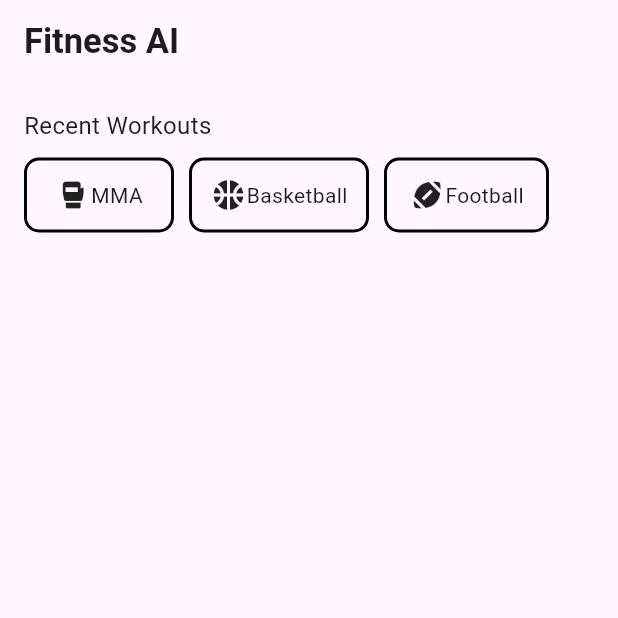
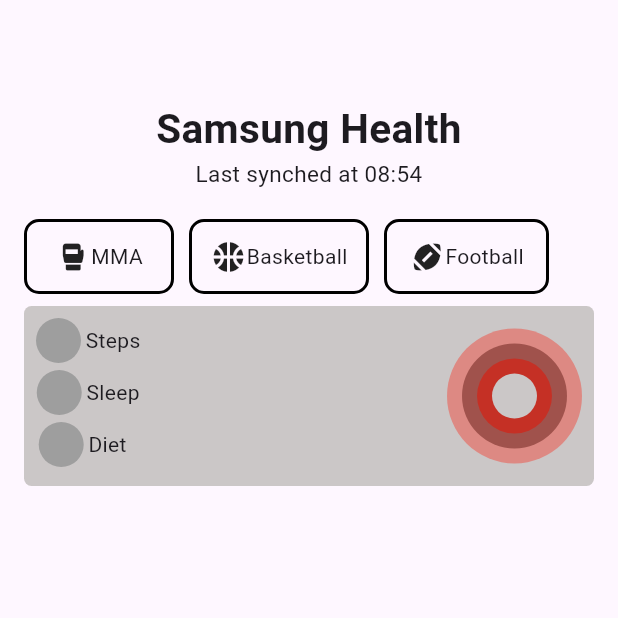
Before and after one commit to ndahirwaSosthene/fitness_ai, a Flutter app: the screen it shows after launch, on a phone screen of 412 x 824 dp, the top half of it. Run offline on Flutter 3.47's test engine with Material 3 defaults, Android fonts, the phone set to English and light mode, and no system bars.

Commit message:
Add utilities

```diff
--- a/lib/pages/home_page.dart
+++ b/lib/pages/home_page.dart
@@ -1,24 +1,45 @@
+import 'package:fitness_ai/utils/home_workout_card.dart';
 import 'package:flutter/material.dart';
 
-class HomePage extends StatelessWidget {
-   HomePage({super.key});
+class HomePage extends StatefulWidget {
+  HomePage({super.key});
+
+  @override
+  State<HomePage> createState() => _HomePageState();
+}
+
+class _HomePageState extends State<HomePage> {
+  //Global Variables and functions
+  String time = "08:54";
 
   @override
   Widget build(BuildContext context) {
     return Scaffold(
-      appBar: AppBar(
-        title: const Text('Fitness AI', style: TextStyle(
-          fontSize: 23,
-          fontWeight: FontWeight.bold
-        ),),
-      ),
+      // appBar: AppBar(
+      //   title: const Text(
+      //     'Fitness AI',
+      //     style: TextStyle(fontSize: 23, fontWeight: FontWeight.bold),
+      //   ),
+      // ),
       body: Center(
         child: Padding(
           padding: const EdgeInsets.all(16.0),
           child: ListView(
             children: [
-              Text("Recent Workouts", style: TextStyle(fontSize: 16),),
-              SizedBox(height: 10),
+              SizedBox(
+                height: 50,
+              ),
+              Text(
+                "Samsung Health",
+                textAlign: TextAlign.center,
+                style: TextStyle(fontSize: 27, fontWeight: FontWeight.bold),
+              ),
+              Text(
+                "Last synched at $time",
+                textAlign: TextAlign.center,
+                style: TextStyle(fontSize: 15, fontWeight: FontWeight.w400),
+              ),
+              SizedBox(height: 20),
               Row(
                 spacing: 10,
                 children: [
@@ -28,14 +49,11 @@
                     width: 100,
                     decoration: BoxDecoration(
                       border: Border.all(width: 2, color: Colors.black),
-                      borderRadius: BorderRadius.circular(10)
+                      borderRadius: BorderRadius.circular(10),
                     ),
                     child: Row(
                       mainAxisAlignment: MainAxisAlignment.center,
-                      children: [
-                        Icon(Icons.sports_mma),
-                        Text("MMA")
-                      ],
+                      children: [Icon(Icons.sports_mma), Text("MMA")],
                     ),
                   ),
                   Container(
@@ -44,13 +62,13 @@
                     width: 120,
                     decoration: BoxDecoration(
                       border: Border.all(width: 2, color: Colors.black),
-                      borderRadius: BorderRadius.circular(10)
+                      borderRadius: BorderRadius.circular(10),
                     ),
                     child: Row(
                       mainAxisAlignment: MainAxisAlignment.center,
                       children: [
                         Icon(Icons.sports_basketball),
-                        Text("Basketball")
+                        Text("Basketball"),
                       ],
                     ),
                   ),
@@ -60,24 +78,20 @@
                     width: 110,
                     decoration: BoxDecoration(
                       border: Border.all(width: 2, color: Colors.black),
-                      borderRadius: BorderRadius.circular(10)
+                      borderRadius: BorderRadius.circular(10),
                     ),
                     child: Row(
                       mainAxisAlignment: MainAxisAlignment.center,
-                      children: [
-                        Icon(Icons.sports_football),
-                        Text("Football")
-                      ],
+                      children: [Icon(Icons.sports_football), Text("Football")],
                     ),
                   ),
                 ],
-              )
+              ),
+              HomeWorkoutCard()
             ],
           ),
         ),
-      )
+      ),
     );
   }
-
-
 }
--- /dev/null
+++ b/lib/utils/home_workout_card.dart
@@ -0,0 +1,115 @@
+import 'package:flutter/material.dart';
+
+class HomeWorkoutCard extends StatelessWidget {
+  const HomeWorkoutCard({super.key});
+
+  @override
+  Widget build(BuildContext context) {
+    return Padding(
+      padding: const EdgeInsets.only(top: 8, bottom: 8),
+      child: Container(
+        height: 120,
+        width: 150,
+        decoration: BoxDecoration(
+          color: const Color.fromARGB(255, 203, 199, 199),
+          borderRadius: BorderRadius.circular(5)
+        ),
+        child: Padding(
+          padding: const EdgeInsets.all(8.0),
+          child: Row(
+            children: [
+              Column(
+                children: [
+                  Row(
+                    children: [
+                      CircleAvatar(
+                        backgroundColor: Colors.grey,
+                        radius: 15,
+                      ),
+                      SizedBox(width: 3,),
+                      Text("Steps")
+                    ],
+                  ),
+                  Spacer(
+                    flex: 1,
+                  ),
+                  Row(
+                    children: [
+                      CircleAvatar(
+                        backgroundColor: Colors.grey,
+                        radius: 15,
+                      ),
+                      SizedBox(width: 3,),
+                      Text("Sleep")
+                    ],
+                  ),
+                  Spacer(
+                    flex: 1,
+                  ),
+                  Row(
+                    children: [
+                      CircleAvatar(
+                        backgroundColor: Colors.grey,
+                        radius: 15,
+                      ),
+                      SizedBox(width: 3,),
+                      Text("Diet  ")
+                    ],
+                  ),
+                  Spacer(
+                    flex: 1,
+                  ),
+                ],
+              ),
+              Spacer(
+                flex: 3,
+              ),
+              Column(
+                children: [
+                  SizedBox(height: 7,),
+                  Stack(
+                    alignment: Alignment.center,
+                    children: [
+                      Container(
+                        height: 90,
+                        width: 90,
+                        decoration: BoxDecoration(
+                          color: const Color.fromARGB(255, 221, 137, 131),
+                          borderRadius: BorderRadius.circular(70)
+                        ),
+                      ),
+                      Container(
+                        height: 70,
+                        width: 70,
+                        decoration: BoxDecoration(
+                          color: const Color.fromARGB(255, 160, 82, 76),
+                          borderRadius: BorderRadius.circular(70)
+                        ),
+                      ),
+                      Container(
+                        height: 50,
+                        width: 50,
+                        decoration: BoxDecoration(
+                          color: const Color.fromARGB(255, 197, 48, 37),
+                          borderRadius: BorderRadius.circular(70)
+                        ),
+                      ),
+                      Container(
+                        height: 30,
+                        width: 30,
+                        decoration: BoxDecoration(
+                          color: const Color.fromARGB(255, 203, 199, 199),
+                          borderRadius: BorderRadius.circular(75)
+                        ),
+                      ),
+                    ],
+                  )
+                ],
+              )
+            ],
+          ),
+        ),
+      ),
+    );
+  }
+}
```
